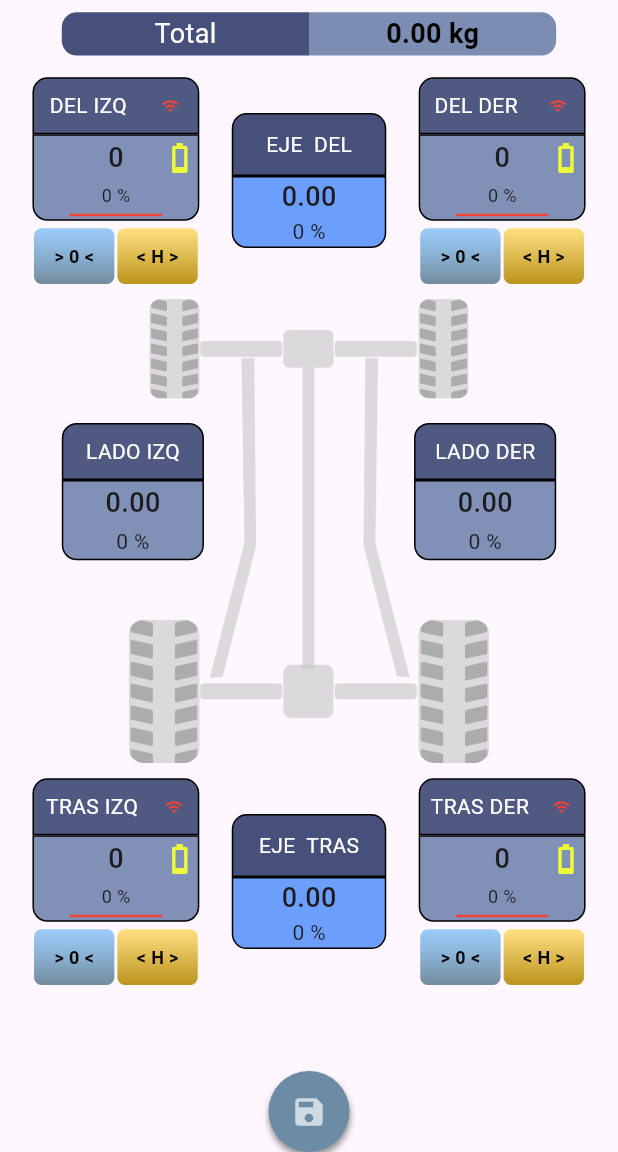
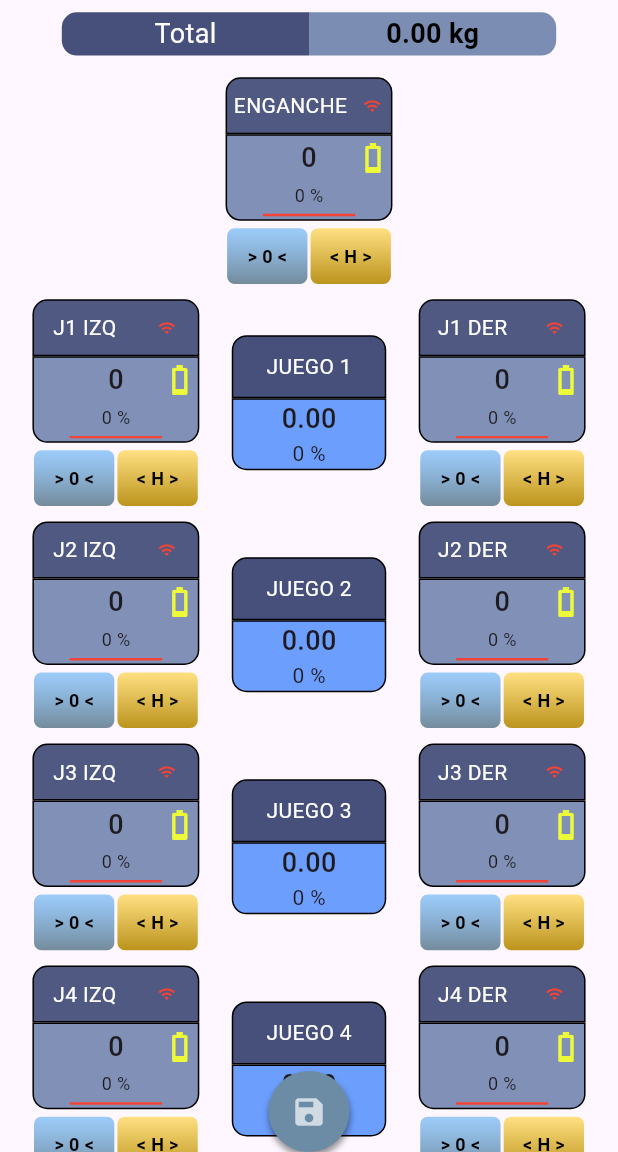
Before and after one commit to Tirano61/9-platos-cestari-apk, a Flutter app: the screen it shows after launch, after a tap on "Iniciar Pesaje", on a phone screen of 412 x 824 dp, the part 84-1236 px from its top. Run offline on Flutter 3.47's test engine with Material 3 defaults, Android fonts, the phone set to English and light mode, and no system bars; our stand-ins replace flutter_native_splash, get, permission_handler, share_plus, sqflite; missing offline and left inert: excel, udp; accounts and stored records are empty; statements that could not run were skipped.

Commit message:
Pantalla de pesaje de 9 platos: enganche, 4 juegos y lados, sin chasis.png

```diff
--- a/lib/Pages/cuatro_platos/widgets/export_home_wigets.dart
+++ /dev/null
@@ -1,10 +0,0 @@
-
-
-
-export 'package:nueve_platos_cestari/Pages/cuatro_platos/widgets/batery_widget.dart';
-export 'package:nueve_platos_cestari/Pages/cuatro_platos/widgets/dialog_widget.dart';
-export 'package:nueve_platos_cestari/Pages/cuatro_platos/widgets/eje_widget.dart';
-export 'package:nueve_platos_cestari/Pages/cuatro_platos/widgets/fila_platos.dart';
-export 'package:nueve_platos_cestari/Pages/cuatro_platos/widgets/plato_widget.dart';
-export 'package:nueve_platos_cestari/Pages/cuatro_platos/widgets/recuadro_peso_total.dart';
-export 'package:nueve_platos_cestari/Pages/cuatro_platos/widgets/suma_lados.dart';
--- a/lib/Pages/cuatro_platos/widgets/fila_platos.dart
+++ /dev/null
@@ -1,59 +0,0 @@
-
-
-import 'package:flutter/material.dart';
-
-import 'package:nueve_platos_cestari/Pages/cuatro_platos/widgets/eje_widget.dart';
-import 'package:nueve_platos_cestari/Pages/cuatro_platos/widgets/plato_widget.dart';
-
-
-class FilaPlatos extends StatelessWidget {
-
-  const FilaPlatos({
-    super.key,
-    required this.plato1,
-    required this.plato2,
-    required this.label1,
-    required this.label2,
-    required this.eje,
-    required this.buttonKeyPlato1,
-    required this.buttonKeyPlato2,
-    required this.estable1,
-    required this.estable2,
-  });
-
-  final plato1;
-  final plato2;
-  final String label1;
-  final String label2;
-  final String eje;
-  final ValueKey buttonKeyPlato1;
-  final ValueKey buttonKeyPlato2;
-  final String estable1;
-  final String estable2;
-
-  @override
-  Widget build(BuildContext context) {
-    return Row(
-      mainAxisAlignment: MainAxisAlignment.spaceEvenly,
-      children: [
-        PlatoWidget(
-          numPlato: label1,
-          pesoPlato: plato1.peso,
-          buttonKeyPlato: buttonKeyPlato1,
-          conexionPlato: plato1.conexion,
-          batery: plato1.tension,
-          estable: estable1,
-        ),
-        EjeWidget(peso1: plato1.peso, peso2: plato2.peso, eje: eje),
-        PlatoWidget(
-          numPlato: label2,
-          pesoPlato: plato2.peso,
-          buttonKeyPlato: buttonKeyPlato2,
-          conexionPlato: plato2.conexion,
-          batery: plato2.tension,
-          estable: estable2,
-        ),
-      ],
-    );
-  }
-}
--- a/lib/Pages/cuatro_platos/widgets/suma_lados.dart
+++ /dev/null
@@ -1,92 +0,0 @@
-
-
-import 'package:nueve_platos_cestari/Controllers/calculos_controllers.dart';
-import 'package:nueve_platos_cestari/Theme/theme.dart';
-import 'package:nueve_platos_cestari/config/SizeScreen.dart';
-import 'package:flutter/material.dart';
-
-class SumaLados extends StatelessWidget {
-   final String pesoIzquierdo;
-   final String pesoDerecho;
-
-  const SumaLados({
-    super.key,
-    required this.pesoIzquierdo,
-    required this.pesoDerecho,
-  });
-
-  @override
-  Widget build(BuildContext context) {
-    return Stack(
-      children: [
-        Positioned(
-          top: SizeScreen.sc().screenWidth / (SizeScreen.sc().isMinWidth ? 5.5 :  5),
-          left: SizeScreen.sc().screenWidth * 0.1,
-          child: Column(
-            children: [
-              Container(
-                width: ThemePlatos.cn.widthTituloSumaLados(context),
-                padding: const EdgeInsets.symmetric(vertical: 8),
-                decoration: ThemePlatos.cn.decoracionTituloPlatos,
-                child:  Center(child: Text('LADO IZQ', style: ThemePlatos.cn.textoTitulosPlatos)),
-              ),
-              Container(
-                width: ThemePlatos.cn.widthTituloSumaLados(context),
-                height: SizeScreen.sc().screenWidth * 0.13,
-                decoration: ThemePlatos.cn.decoracionPesoPlatos,
-                child: Column(
-                  mainAxisAlignment: MainAxisAlignment.spaceAround,
-                  children: [
-                    Center(
-                      child: Text( pesoIzquierdo, style: ThemePlatos.cn.textoPesoPlatos(context))
-                    ),
-                    Text('${CalculosController.cn.porcentajePorLado( pesoIzquierdo)} %')
-                  ],
-                ),
-              ),
-            ],
-          ),
-        ),
-
-        Positioned(
-          top: SizeScreen.sc().screenWidth / (SizeScreen.sc().isMinWidth ? 5.5 :  5),
-          right: SizeScreen.sc().screenWidth * 0.1,
-          child: Column(
-            children: [
-              Container(
-                width: ThemePlatos.cn.widthTituloSumaLados(context),
-                padding: const EdgeInsets.symmetric(vertical: 8),
-                decoration: BoxDecoration(
-                  color: ThemePlatos.backgroundTitulos,
-                  borderRadius: const BorderRadius.vertical(top: Radius.circular(10)),
-                  border: Border.all()
-                ),
-                child: Center(child: Text('LADO DER', style: ThemePlatos.cn.textoTitulosPlatos)),
-              ),
-              Container(
-                height: SizeScreen.sc().screenWidth * 0.13,
-                width: ThemePlatos.cn.widthTituloSumaLados(context),
-                decoration: ThemePlatos.cn.decoracionPesoPlatos,
-                child: Column(
-                  mainAxisAlignment: MainAxisAlignment.spaceAround,
-                  children: [
-                    Center(
-                      child: Text( pesoDerecho, style: ThemePlatos.cn.textoPesoPlatos(context))
-                    ),
-                    Text('${CalculosController.cn.porcentajePorLado( pesoDerecho)} %')
-                  ],
-                ),
-              ),
-            ],
-          ),
-        ),
-        Center(
-          child: Image(
-            height: SizeScreen.sc().screenWidth * (SizeScreen.sc().isMinWidth ? 0.6 : 0.75),
-            image: const AssetImage('assets/chasis.png'),
-          ),
-        ),
-      ],
-    );
-  }
-}
--- a/lib/Pages/cuatro_platos/cuatro_platos_page.dart
+++ b/lib/Pages/nueve_platos/nueve_platos_page.dart
@@ -8,14 +8,14 @@ import 'package:nueve_platos_cestari/config/theme.dart';
 import 'package:nueve_platos_cestari/BaseDeDatos/helpers/pesadas/helpers_pesadas.dart';
 import 'package:nueve_platos_cestari/models/pesadas/pesada_payload_model.dart';
 
-import 'package:nueve_platos_cestari/Pages/cuatro_platos/widgets/export_home_wigets.dart';
+import 'package:nueve_platos_cestari/Pages/nueve_platos/widgets/export_home_wigets.dart';
 import 'package:nueve_platos_cestari/Controllers/controllers_export.dart';
 
 
 
 
-class CuatroPlatosPage extends StatelessWidget {
-  CuatroPlatosPage({super.key});
+class NuevePlatosPage extends StatelessWidget {
+  NuevePlatosPage({super.key});
 
   final pesoControllers = [
     for (var n = 1; n <= cantidadPlatos; n++) Get.find<PesoController>(tag: 'plato$n'),
@@ -25,14 +25,9 @@ class CuatroPlatosPage extends StatelessWidget {
   Widget build(BuildContext context) {
 
     return Obx((){
-      // El total y el guardado usan los 9 platos; hasta el PR 8 la pantalla
-      // solo dibuja los platos 1..4.
       final pesos = [for (final c in pesoControllers) c.pesoModel.peso];
-      final plato1 = pesoControllers[0].pesoModel;
-      final plato2 = pesoControllers[1].pesoModel;
-      final plato3 = pesoControllers[2].pesoModel;
-      final plato4 = pesoControllers[3].pesoModel;
       CalculosController.cn.setPesoTotalByList(pesos);
+      final separacion = SizeScreen.sc().screenWidth * 0.025;
       return Scaffold(
         appBar: AppBar(
           //backgroundColor: ThemePlatos.backgroundTitulos,
@@ -40,8 +35,9 @@ class CuatroPlatosPage extends StatelessWidget {
 
         ),
         body: SingleChildScrollView(
+          // El padding de abajo deja libre el recuadro de lados bajo el FAB.
+          padding: const EdgeInsets.only(bottom: 90),
           child: Column(
-            mainAxisAlignment: MainAxisAlignment.spaceAround,
             children: [
               // Recuadro de Peso total sumado
               Padding(
@@ -50,35 +46,26 @@ class CuatroPlatosPage extends StatelessWidget {
                   suma: CalculosController.cn.pesoTotal
                 ),
               ),
-              /// Fila de platos eje delantero
-              FilaPlatos(
-                plato1: plato1,
-                plato2: plato2,
-                label1: 'DEL IZQ',
-                label2: 'DEL DER',
-                eje: '1',
-                buttonKeyPlato1: const ValueKey('1'),
-                buttonKeyPlato2: const ValueKey('2'),
-                estable1: plato1.estable,
-                estable2: plato2.estable,
-              ),
+              // Enganche, centrado
+              _platoWidget(1),
+              // Juegos de celdas: J1 = platos 2/3 ... J4 = platos 8/9
+              for (var juego = 1; juego <= 4; juego++)
+                Padding(
+                  padding: EdgeInsets.only(top: separacion),
+                  child: FilaPlatos(
+                    izq: _platoWidget(juego * 2),
+                    der: _platoWidget(juego * 2 + 1),
+                    eje: '$juego',
+                    label: 'JUEGO $juego',
+                  ),
+                ),
+              // Lados: izq = platos 2, 4, 6, 8 y der = 3, 5, 7, 9. El enganche no suma.
               Padding(
-                padding: EdgeInsets.symmetric(vertical: SizeScreen.sc().screenWidth * 0.025),
-                child:  SumaLados(
-                  pesoIzquierdo:(double.parse( plato1.peso ) + double.parse(plato3.peso)).toStringAsFixed(2),
-                  pesoDerecho:  (double.parse( plato2.peso ) + double.parse(plato4.peso )).toStringAsFixed(2)),
-              ),
-              // Fila de platos eje trasero
-              FilaPlatos(
-                plato1: plato3,
-                plato2: plato4,
-                label1: 'TRAS IZQ',
-                label2: 'TRAS DER',
-                eje: '2',
-                buttonKeyPlato1: const ValueKey('3'),
-                buttonKeyPlato2: const ValueKey('4'),
-                estable1: plato3.estable,
-                estable2: plato4.estable,
+                padding: EdgeInsets.only(top: separacion * 2),
+                child: SumaLados(
+                  pesoIzquierdo: _sumaPesos([pesos[1], pesos[3], pesos[5], pesos[7]]),
+                  pesoDerecho:   _sumaPesos([pesos[2], pesos[4], pesos[6], pesos[8]]),
+                ),
               ),
             ],
           )
@@ -122,11 +109,6 @@ class CuatroPlatosPage extends StatelessWidget {
                 );
                 if (!context.mounted) return;
                 showDialogGuardarPesada(payload, context);
-              /* if(plato1.conexion && plato2.conexion && plato3.conexion && plato4.conexion ){
-                 }else{
-                    ScaffoldMessenger.of(context).showSnackBar(
-                      SnackBar(content: const Text('Los platos deben estar conectados'), backgroundColor: ThemePlatos.backgroundPeso));
-                 } */
             }
           ),
         ),
@@ -134,6 +116,24 @@ class CuatroPlatosPage extends StatelessWidget {
       );
     });
   }
+
+  /// PlatoWidget del plato [n] (1..9). La key de los botones es el numero
+  /// de plato al que se mandan cero y reset hold.
+  PlatoWidget _platoWidget(int n) {
+    final plato = pesoControllers[n - 1].pesoModel;
+    return PlatoWidget(
+      numPlato: nombrePlato(n),
+      pesoPlato: plato.peso,
+      buttonKeyPlato: ValueKey('$n'),
+      conexionPlato: plato.conexion,
+      batery: plato.tension,
+      estable: plato.estable,
+    );
+  }
+
+  String _sumaPesos(List<String> pesos) => pesos
+      .fold<double>(0, (sum, peso) => sum + (double.tryParse(peso) ?? 0))
+      .toStringAsFixed(2);
 
   showDialogGuardarPesada(Pesada9PlatosPayload payload, BuildContext context){
     showDialog(
--- a/lib/Pages/cuatro_platos/widgets/eje_widget.dart
+++ b/lib/Pages/nueve_platos/widgets/eje_widget.dart
@@ -12,14 +12,14 @@ class EjeWidget extends StatelessWidget {
   String peso1;
   String peso2;
   String eje;
-  final String? label;
+  final String label;
 
   EjeWidget({
     super.key,
     required this.peso1,
     required this.peso2,
     required this.eje,
-    this.label,
+    required this.label,
   });
 
   @override
@@ -36,7 +36,7 @@ class EjeWidget extends StatelessWidget {
           ),
           child: Center(child:
             Text(
-              label ?? (eje == '1' ? 'EJE  DEL' : 'EJE  TRAS'),
+              label,
               style: ThemePlatos.cn.textoTitulosPlatos,
             ),
           ),
--- /dev/null
+++ b/lib/Pages/nueve_platos/widgets/export_home_wigets.dart
@@ -0,0 +1,10 @@
+
+
+
+export 'package:nueve_platos_cestari/Pages/nueve_platos/widgets/batery_widget.dart';
+export 'package:nueve_platos_cestari/Pages/nueve_platos/widgets/dialog_widget.dart';
+export 'package:nueve_platos_cestari/Pages/nueve_platos/widgets/eje_widget.dart';
+export 'package:nueve_platos_cestari/Pages/nueve_platos/widgets/fila_platos.dart';
+export 'package:nueve_platos_cestari/Pages/nueve_platos/widgets/plato_widget.dart';
+export 'package:nueve_platos_cestari/Pages/nueve_platos/widgets/recuadro_peso_total.dart';
+export 'package:nueve_platos_cestari/Pages/nueve_platos/widgets/suma_lados.dart';
--- /dev/null
+++ b/lib/Pages/nueve_platos/widgets/fila_platos.dart
@@ -0,0 +1,35 @@
+
+import 'package:flutter/material.dart';
+
+import 'package:nueve_platos_cestari/Pages/nueve_platos/widgets/eje_widget.dart';
+import 'package:nueve_platos_cestari/Pages/nueve_platos/widgets/plato_widget.dart';
+
+
+/// Fila de un juego de celdas: plato izq, subtotal del juego y plato der.
+class FilaPlatos extends StatelessWidget {
+
+  const FilaPlatos({
+    super.key,
+    required this.izq,
+    required this.der,
+    required this.eje,
+    required this.label,
+  });
+
+  final PlatoWidget izq;
+  final PlatoWidget der;
+  final String eje;
+  final String label;
+
+  @override
+  Widget build(BuildContext context) {
+    return Row(
+      mainAxisAlignment: MainAxisAlignment.spaceEvenly,
+      children: [
+        izq,
+        EjeWidget(peso1: izq.pesoPlato, peso2: der.pesoPlato, eje: eje, label: label),
+        der,
+      ],
+    );
+  }
+}
--- a/lib/Pages/cuatro_platos/widgets/plato_widget.dart
+++ b/lib/Pages/nueve_platos/widgets/plato_widget.dart
@@ -2,7 +2,7 @@
 
 import 'package:nueve_platos_cestari/Controllers/calculos_controllers.dart';
 import 'package:nueve_platos_cestari/Theme/theme.dart';
-import 'package:nueve_platos_cestari/Pages/cuatro_platos/widgets/batery_widget.dart';
+import 'package:nueve_platos_cestari/Pages/nueve_platos/widgets/batery_widget.dart';
 import 'package:nueve_platos_cestari/Widgets/connection_widget.dart';
 import 'package:nueve_platos_cestari/Widgets/widget_button.dart';
 import 'package:nueve_platos_cestari/config/SizeScreen.dart';
@@ -11,7 +11,7 @@ import 'package:flutter/material.dart';
 
 class PlatoWidget extends StatelessWidget {
   /// [buttonKeyPlato] debe tener como valor el numero de plato fisico
-  /// ('1'..'4') al que se envian los comandos de cero y hold.
+  /// ('1'..'9') al que se envian los comandos de cero y hold.
   const PlatoWidget({
     super.key,
     required this.numPlato,
@@ -87,12 +87,16 @@ class PlatoWidget extends StatelessWidget {
           child: Row(
             mainAxisAlignment: MainAxisAlignment.spaceAround,
             children: [
-              // Título del plato
-              Center(
-                child: Text(
-                  numPlato,
-                  style: ThemePlatos.cn.textoTitulosPlatos,
-                )
+              // Título del plato; se achica si no entra (ENGANCHE en telefonos chicos)
+              Flexible(
+                child: FittedBox(
+                  fit: BoxFit.scaleDown,
+                  child: Text(
+                    numPlato,
+                    maxLines: 1,
+                    style: ThemePlatos.cn.textoTitulosPlatos,
+                  ),
+                ),
               ),
               // Estado de la conexión
               ConnectionWidget( connection: conexionPlato),
--- /dev/null
+++ b/lib/Pages/nueve_platos/widgets/suma_lados.dart
@@ -0,0 +1,57 @@
+import 'package:nueve_platos_cestari/Controllers/calculos_controllers.dart';
+import 'package:nueve_platos_cestari/Theme/theme.dart';
+import 'package:nueve_platos_cestari/config/SizeScreen.dart';
+import 'package:flutter/material.dart';
+
+/// Recuadro con el peso y el % de cada lado de la tolva.
+class SumaLados extends StatelessWidget {
+   final String pesoIzquierdo;
+   final String pesoDerecho;
+
+  const SumaLados({
+    super.key,
+    required this.pesoIzquierdo,
+    required this.pesoDerecho,
+  });
+
+  @override
+  Widget build(BuildContext context) {
+    return Row(
+      mainAxisAlignment: MainAxisAlignment.spaceEvenly,
+      children: [
+        _lado(context, 'LADO IZQ', pesoIzquierdo),
+        _lado(context, 'LADO DER', pesoDerecho),
+      ],
+    );
+  }
+
+  Widget _lado(BuildContext context, String titulo, String peso) {
+    return Column(
+      children: [
+        Container(
+          width: SizeScreen.sc().screenWidth * 0.35,
+          padding: const EdgeInsets.symmetric(vertical: 8),
+          decoration: ThemePlatos.cn.decoracionTituloPlatos,
+          child: Center(child: Text(titulo, style: ThemePlatos.cn.textoTitulosPlatos)),
+        ),
+        Container(
+          width: SizeScreen.sc().screenWidth * 0.35,
+          height: SizeScreen.sc().screenWidth * 0.13,
+          decoration: ThemePlatos.cn.decoracionPesoPlatos,
+          child: Column(
+            mainAxisAlignment: MainAxisAlignment.spaceAround,
+            children: [
+              Center(
+                child: FittedBox(
+                  fit: BoxFit.scaleDown,
+                  child: Text(peso, style: ThemePlatos.cn.textoPesoPlatos(context)),
+                ),
+              ),
+              Text('${CalculosController.cn.porcentajePorLado(peso)} %')
+            ],
+          ),
+        ),
+      ],
+    );
+  }
+}
--- a/lib/Theme/theme.dart
+++ b/lib/Theme/theme.dart
@@ -31,14 +31,6 @@ class ThemePlatos{
                   border: Border.all()
                 );
 
-  widthTituloSumaLados(BuildContext context){
-    return SizeScreen.sc().screenWidth * 0.23;
-  }
-
-  posisionTopTituloSumaLados(BuildContext context){
-    return MediaQuery.of(context).size.height / 7.5;
-  }
-
   TextStyle textoPesoPlatos(BuildContext context){
     final theme = TextStyle(
                 fontSize: SizeScreen.sc().screenWidth < 520 ? 18 : 24,
--- a/lib/main.dart
+++ b/lib/main.dart
@@ -4,7 +4,7 @@ import 'package:nueve_platos_cestari/BaseDeDatos/services/settings/service_confi
 import 'package:nueve_platos_cestari/Controllers/config_controller.dart';
 import 'package:nueve_platos_cestari/Controllers/peso_controller.dart';
 import 'package:nueve_platos_cestari/Pages/Home/homePage.dart';
-import 'package:nueve_platos_cestari/Pages/cuatro_platos/cuatro_platos_page.dart';
+import 'package:nueve_platos_cestari/Pages/nueve_platos/nueve_platos_page.dart';
 import 'package:nueve_platos_cestari/Pages/pesadas/pesadas_page.dart';
 import 'package:nueve_platos_cestari/config/SizeScreen.dart';
 import 'package:nueve_platos_cestari/config/theme.dart';
@@ -118,7 +118,7 @@ class _MyAppState extends State<MyApp> {
       routes: {
         'home'    : (context) => const HomePage(),
         'pesadas' : (context) => PesadasPage(),
-        'platos'  : (context) => CuatroPlatosPage(),
+        'platos'  : (context) => NuevePlatosPage(),
       }
     );
   }
```
Also changed, not shown: assets/chasis.png (deleted), lib/Pages/nueve_platos/widgets/batery_widget.dart (renamed from lib/Pages/cuatro_platos/widgets/batery_widget.dart), lib/Pages/nueve_platos/widgets/dialog_widget.dart (renamed from lib/Pages/cuatro_platos/widgets/dialog_widget.dart), lib/Pages/nueve_platos/widgets/recuadro_peso_total.dart (renamed from lib/Pages/cuatro_platos/widgets/recuadro_peso_total.dart), 3 other files.
